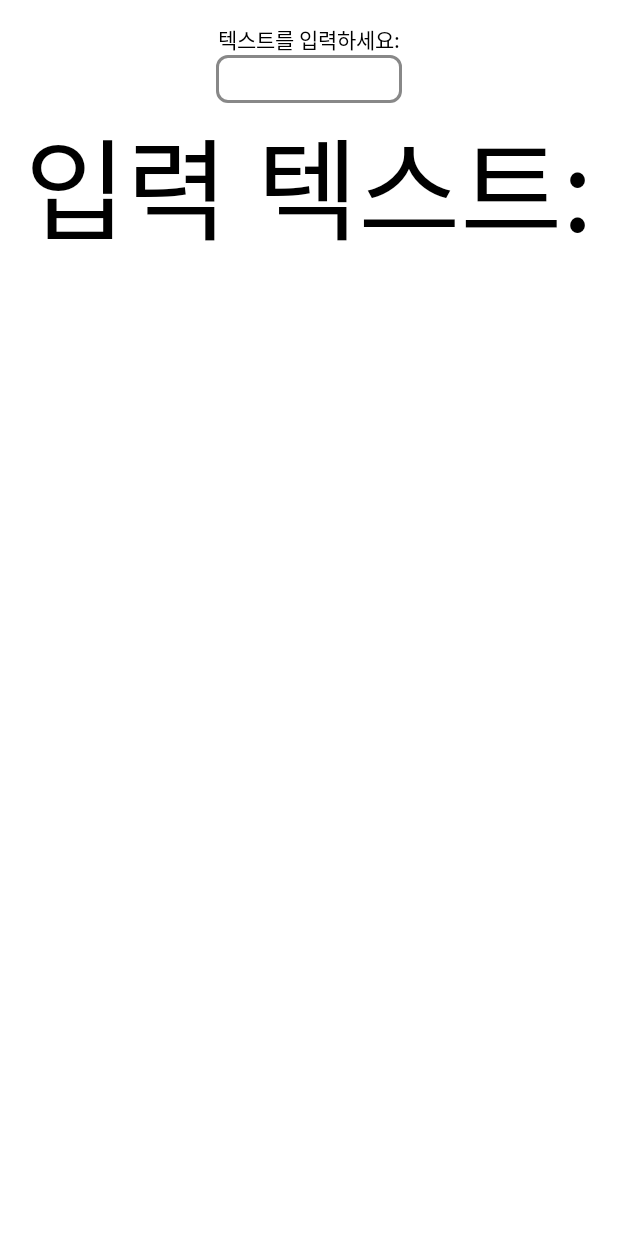
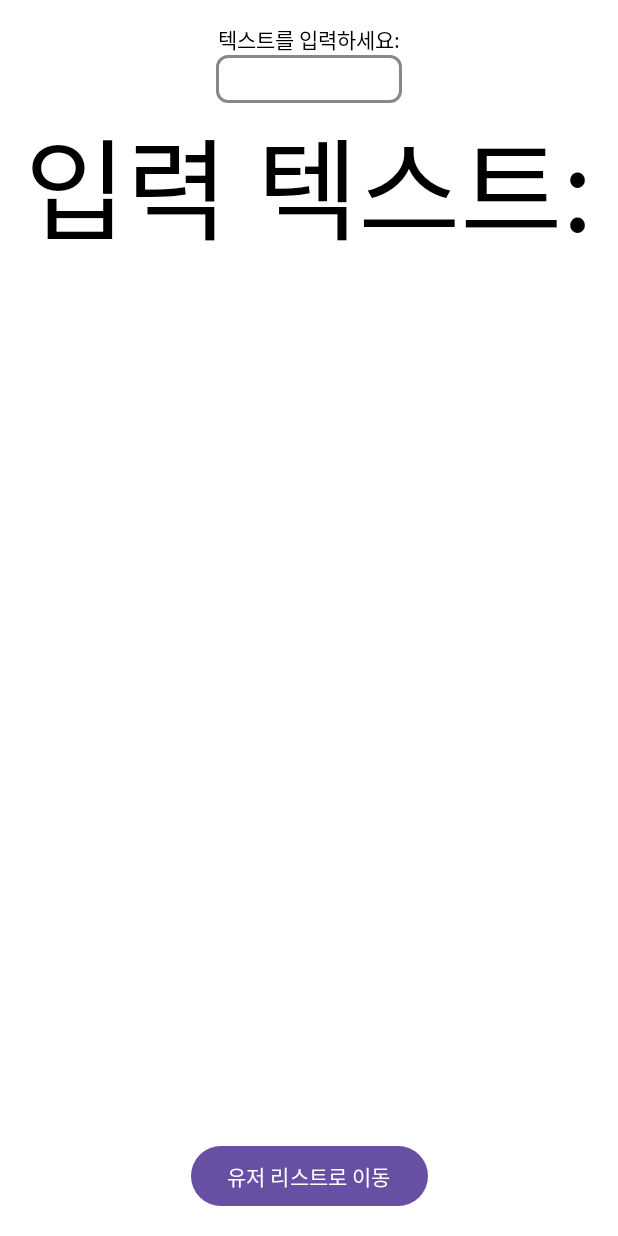
Before and after one commit to sonms/MyComposeToy, an Android app built with Jetpack Compose: the @Preview function HomeScreenPreview, on a phone screen of 412 x 824 dp. Run offline under Robolectric (Android 15) with nearby library versions, the phone set to English and light mode, and no system bars.

```diff
--- a/app/src/main/java/com/example/mycomposetoy/presentation/home/HomeScreen.kt
+++ b/app/src/main/java/com/example/mycomposetoy/presentation/home/HomeScreen.kt
@@ -4,12 +4,14 @@ import androidx.compose.foundation.background
 import androidx.compose.foundation.border
 import androidx.compose.foundation.layout.Box
 import androidx.compose.foundation.layout.Column
+import androidx.compose.foundation.layout.Spacer
 import androidx.compose.foundation.layout.fillMaxSize
 import androidx.compose.foundation.layout.padding
 import androidx.compose.foundation.shape.RoundedCornerShape
 import androidx.compose.foundation.text.BasicText
 import androidx.compose.foundation.text.BasicTextField
 import androidx.compose.foundation.text.TextAutoSize
+import androidx.compose.material3.Button
 import androidx.compose.material3.Text
 import androidx.compose.runtime.Composable
 import androidx.compose.runtime.getValue
@@ -25,13 +27,16 @@ import androidx.compose.ui.unit.dp
 
 @Composable
 fun HomeRoute(
-
+    navigateToUserList : () -> Unit
 ) {
-    HomeScreen()
+    HomeScreen(
+        navigateToUserList = navigateToUserList
+    )
 }
 
 @Composable
 fun HomeScreen(
+    navigateToUserList : () -> Unit,
     modifier: Modifier = Modifier
 ) {
     var text by remember {
@@ -78,6 +83,18 @@ fun HomeScreen(
                 overflow = TextOverflow.Ellipsis,
             )
         }
+
+        Spacer(
+            modifier = Modifier.weight(1f)
+        )
+
+        Button(
+            onClick = navigateToUserList
+        ) {
+            Text(
+                text = "유저 리스트로 이동"
+            )
+        }
     }
 }
 
@@ -86,5 +103,7 @@ fun Modifier.defaultPadding() = padding(16.dp)
 @Preview
 @Composable
 private fun HomeScreenPreview() {
-    HomeScreen()
+    HomeScreen(
+        navigateToUserList = {}
+    )
 }
```
Also changed, not shown: app/src/main/java/com/example/mycomposetoy/presentation/user/navigation/UserListNavigation.kt (added, +7 -0 lines).
